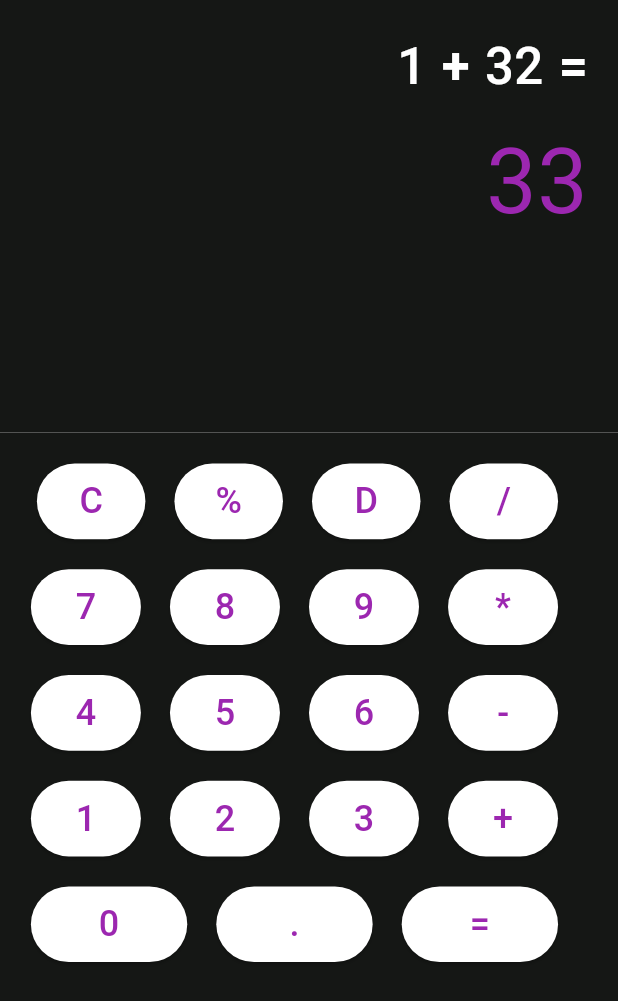
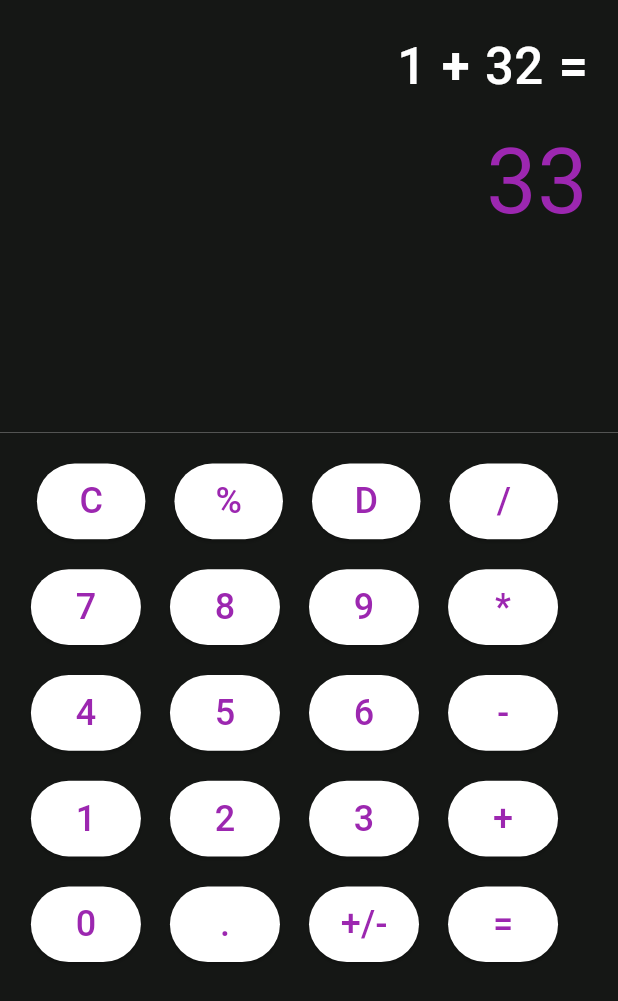
Before and after one commit to RuyaTechOrg/flutter_calculator, a Flutter app: the screen it shows after launch, on a phone screen of 412 x 824 dp. Shown: the top 1001 px of the screen. Run offline on Flutter 3.47's test engine with Material 3 defaults, Android fonts, the phone set to English and light mode, and no system bars.

Commit message:
new changes

```diff
--- a/lib/screens/mainPage.dart
+++ b/lib/screens/mainPage.dart
@@ -14,6 +14,27 @@ class _MainPageState extends State<MainPage> {
   @override
   Widget build(BuildContext context) {
     double buttonSpace = MediaQuery.of(context).size.width * 0.047;
+    double screenWidth = MediaQuery.of(context).size.width;
+
+
+  Widget buildButtonRow(List<String> texts) {
+  return
+  Expanded(child:
+  Row(
+    children: texts.map((text) =>
+          Expanded(child:
+          Row(children: [
+          RoundedButton(
+            text: text,
+            onPressed: () {
+              print("Button $text Pressed");
+            },
+    ),SizedBox(width: buttonSpace,)],)),).toList(),
+  ));
+}
+
+
+
     return  Scaffold(
     backgroundColor: const Color(0xFF151715),
     body: Column(children: [
@@ -22,7 +43,7 @@ class _MainPageState extends State<MainPage> {
       height: MediaQuery.of(context).size.height * 0.35,
       decoration: const BoxDecoration(border: Border(bottom: BorderSide(width:0.3,color: Colors.grey))),
       child:
-      const Column(
+       Column(
         children: [
         SizedBox(height: 20.0,),
          Row(
@@ -36,6 +57,7 @@ class _MainPageState extends State<MainPage> {
           SizedBox(width: 10.0,),
           Text("=",style: secondNumStyle),
         ],
+
       ),
       SizedBox(height: 10.0,),
       Row(
@@ -49,71 +71,42 @@ class _MainPageState extends State<MainPage> {
       Container(
       padding: EdgeInsets.all(MediaQuery.of(context).size.width * 0.05),
       height: MediaQuery.of(context).size.height * 0.65,
-      width: MediaQuery.of(context).size.width * 1.0,
+      width: screenWidth,
       child: Column(
         children: [
         Container(
+        width: screenWidth,
         padding: const EdgeInsets.fromLTRB(4.0, 0.0, 0.0, 0.0),
         child:
         Row(children: [
-        RoundedButton(text: "C",onPressed: () {print("C");},),
-        SizedBox(width: buttonSpace),
-         RoundedButton(text: "%",onPressed: () {print("This buttnoworks!");},),
-           SizedBox(width: buttonSpace),
-          RoundedButton(text: "D",onPressed: () {print("This buttnoworks!");},),
-            SizedBox(width: buttonSpace),
-           RoundedButton(text: "/",onPressed: () {print("This buttnoworks!");},),
-             SizedBox(width: buttonSpace),
+        buildButtonRow(["C","%","D","/"]),
         ],)
         ,),
         SizedBox(height: 20.0,),
           Row(children: [
-        RoundedButton(text: "7",onPressed: () {print("This buttnoworks!");},),
-        SizedBox(width: buttonSpace),
-         RoundedButton(text: "8",onPressed: () {print("This buttnoworks!");},),
-           SizedBox(width: buttonSpace),
-          RoundedButton(text: "9",onPressed: () {print("This buttnoworks!");},),
-            SizedBox(width: buttonSpace),
-           RoundedButton(text: "*",onPressed: () {print("This buttnoworks!");},),
-             SizedBox(width: buttonSpace),
+        buildButtonRow(["7","8","9","*"])
         ],),
           SizedBox(height: 20.0,),
           Row(children: [
-        RoundedButton(text: "4",onPressed: () {print("This buttnoworks!");},),
-        SizedBox(width: buttonSpace),
-         RoundedButton(text: "5",onPressed: () {print("This buttnoworks!");},),
-           SizedBox(width: buttonSpace),
-          RoundedButton(text: "6",onPressed: () {print("This buttnoworks!");},),
-            SizedBox(width: buttonSpace),
-           RoundedButton(text: "-",onPressed: () {print("This buttnoworks!");},),
-             SizedBox(width: buttonSpace),
+          buildButtonRow(["4","5","6","-"])
         ],),
          SizedBox(height: 20.0,),
           Row(children: [
-        RoundedButton(text: "1",onPressed: () {print("This buttnoworks!");},),
-        SizedBox(width: buttonSpace),
-         RoundedButton(text: "2",onPressed: () {print("This buttnoworks!");},),
-           SizedBox(width: buttonSpace),
-          RoundedButton(text: "3",onPressed: () {print("This buttnoworks!");},),
-            SizedBox(width: buttonSpace),
-           RoundedButton(text: "+",onPressed: () {print("This buttnoworks!");},),
-             SizedBox(width: buttonSpace),
+        buildButtonRow(["1","2","3","+"])
         ],),
           SizedBox(height: 20.0,),
           Row(children: [
-        RoundedButton(text: "0",onPressed: () {print("This buttnoworks!");},),
-        SizedBox(width: buttonSpace),
-          RoundedButton(text: ".",onPressed: () {print("This buttnoworks!");},),
-            SizedBox(width: buttonSpace),
-          //  RoundedButton(text: "+/-",onPressed: () {print("This buttnoworks!");},),
-          //    SizedBox(width: buttonSpace),
-              RoundedButton(text: "=",onPressed: () {print("This buttnoworks!");},),
-             SizedBox(width: buttonSpace),
+        buildButtonRow(["0",".","+/-","="])
         ],),
       ]),)
     ],));
   }
 }
+
+
+//handle buttonRow ( make dry):
+
+
 
 const TextStyle customTextStyle = TextStyle(
   color: Colors.white,
--- a/lib/widget/roundedButton.dart
+++ b/lib/widget/roundedButton.dart
@@ -12,12 +12,18 @@ class RoundedButton extends StatelessWidget {
 
   @override
   Widget build(BuildContext context) {
+
+    double screenWidth =  MediaQuery.of(context).size.width;
+    double screenHeight = MediaQuery.of(context).size.height;
+
     return
-    Expanded(child:
+    Expanded(
+    flex: 1,
+    child:
      ElevatedButton(
        style: ElevatedButton.styleFrom(
         primary: Colors.white,
-        padding:  EdgeInsets.symmetric(vertical: MediaQuery.of(context).size.height * 0.01, horizontal: MediaQuery.of(context).size.height * 0.01),
+        padding:  EdgeInsets.symmetric(vertical: screenHeight * 0.01, horizontal: screenHeight * 0.01),
         shape: RoundedRectangleBorder(
           borderRadius: BorderRadius.circular(50.0),
         ),
```
